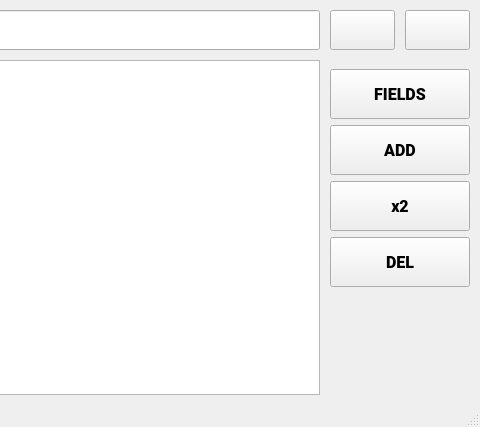
Above: _data/main_GUI.ui from PaulFilms/CSV_EDITOR before the change; both pictures show x 320 to 800 and y 0 to 427 of the 800 by 427 pixel window. Below: the same form after it.
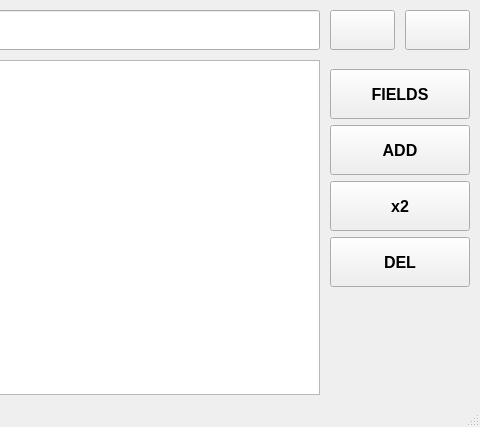
That is the form after the change. Icons and pictures are not drawn.

Commit message:
Support to PyDevelopTools
Changes to be committed:
	modified:   CSV_EDITOR.py
	modified:   _data/PySide_GUI.py
	modified:   _data/main_GUI.ui

The edit to the form file:
```diff
--- a/_data/main_GUI.ui
+++ b/_data/main_GUI.ui
@@ -338,7 +338,7 @@
          </property>
          <property name="font">
           <font>
-           <family>Roboto Black</family>
+           <family>Tahoma</family>
            <pointsize>12</pointsize>
            <bold>true</bold>
           </font>
@@ -382,7 +382,7 @@
          </property>
          <property name="font">
           <font>
-           <family>Roboto Black</family>
+           <family>Tahoma</family>
            <pointsize>12</pointsize>
            <bold>true</bold>
           </font>
@@ -426,7 +426,7 @@
          </property>
          <property name="font">
           <font>
-           <family>Roboto Black</family>
+           <family>Tahoma</family>
            <pointsize>12</pointsize>
            <bold>true</bold>
           </font>
@@ -470,7 +470,7 @@
          </property>
          <property name="font">
           <font>
-           <family>Roboto Black</family>
+           <family>Tahoma</family>
            <pointsize>12</pointsize>
            <bold>true</bold>
           </font>
```
Left out of the diff: 18 changed lines with no effect on the pictures. The commit also changes 2 other files.
